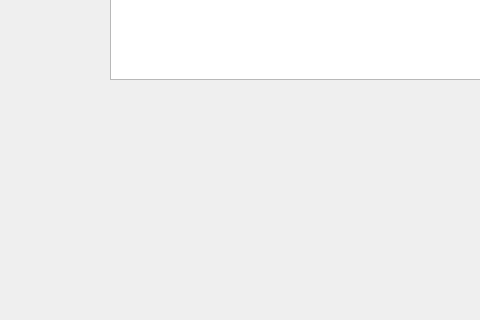
Geraffel-Village/Beernary, file B33rn4ryRegistry.ui: the form before one commit; both pictures show x 0 to 480 and y 380 to 700 of the 942 by 700 pixel window.
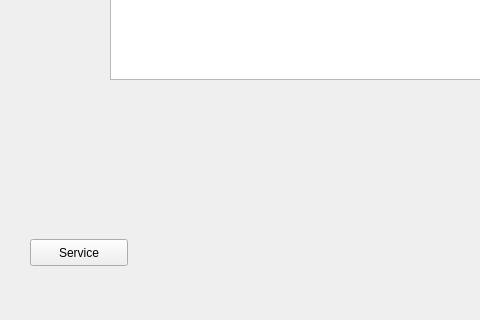
The form after the commit. Icons and pictures are not drawn.

Commit message: - some changes to use "B33rn4ryDatabase.py" also - add "service"-menu  - add some basic function to handle keg-swap

```diff
--- a/B33rn4ryRegistry.ui
+++ b/B33rn4ryRegistry.ui
@@ -189,6 +189,19 @@
      <set>Qt::AlignCenter</set>
     </property>
    </widget>
+   <widget class="QPushButton" name="serviceButton">
+    <property name="geometry">
+     <rect>
+      <x>30</x>
+      <y>600</y>
+      <width>98</width>
+      <height>27</height>
+     </rect>
+    </property>
+    <property name="text">
+     <string>Service</string>
+    </property>
+   </widget>
   </widget>
   <widget class="QMenuBar" name="menubar">
    <property name="geometry">
```
The commit also changes 3 other files.
